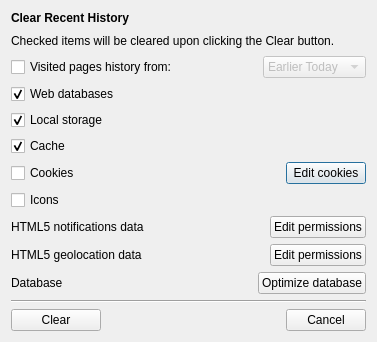
Above: src/lib/other/clearprivatedata.ui from QupZilla/qupzilla before the change. Below: the same form after it.
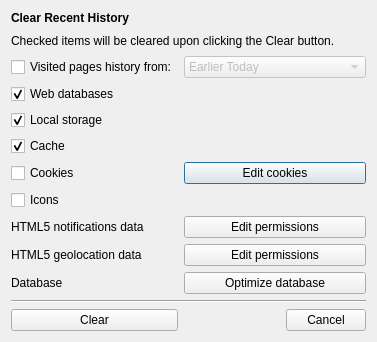
That is the form after the change. Icons and pictures are not drawn.

The edit to the form file:
```diff
--- a/src/lib/other/clearprivatedata.ui
+++ b/src/lib/other/clearprivatedata.ui
@@ -21,7 +21,7 @@
      </property>
     </widget>
    </item>
-   <item row="0" column="1" alignment="Qt::AlignRight">
+   <item row="0" column="1">
     <widget class="QLabel" name="icon">
      <property name="sizePolicy">
       <sizepolicy hsizetype="Fixed" vsizetype="Fixed">
@@ -54,7 +54,7 @@
      </property>
     </widget>
    </item>
-   <item row="2" column="1" alignment="Qt::AlignRight">
+   <item row="2" column="1">
     <widget class="QComboBox" name="historyLength">
      <property name="enabled">
       <bool>false</bool>
@@ -121,7 +121,7 @@
      </property>
     </widget>
    </item>
-   <item row="6" column="1" alignment="Qt::AlignRight">
+   <item row="6" column="1">
     <widget class="QPushButton" name="editCookies">
      <property name="text">
       <string>Edit cookies</string>
@@ -145,7 +145,7 @@
      </property>
     </widget>
    </item>
-   <item row="8" column="1" alignment="Qt::AlignRight">
+   <item row="8" column="1">
     <widget class="QPushButton" name="editNotifs">
      <property name="text">
       <string>Edit permissions</string>
@@ -159,14 +159,14 @@
      </property>
     </widget>
    </item>
-   <item row="9" column="1" alignment="Qt::AlignRight">
+   <item row="9" column="1">
     <widget class="QPushButton" name="editGeoloc">
      <property name="text">
       <string>Edit permissions</string>
      </property>
     </widget>
    </item>
-   <item row="10" column="1" alignment="Qt::AlignRight">
+   <item row="10" column="1">
     <widget class="QPushButton" name="optimizeDb">
      <property name="text">
       <string>Optimize database</string>
@@ -187,7 +187,7 @@
      </property>
     </widget>
    </item>
-   <item row="12" column="0" alignment="Qt::AlignLeft">
+   <item row="12" column="0">
     <widget class="QPushButton" name="clear">
      <property name="minimumSize">
       <size>
@@ -200,7 +200,7 @@
      </property>
     </widget>
    </item>
-   <item row="12" column="1" alignment="Qt::AlignRight">
+   <item row="12" column="1">
     <widget class="QDialogButtonBox" name="buttonBox">
      <property name="orientation">
       <enum>Qt::Horizontal</enum>
```
